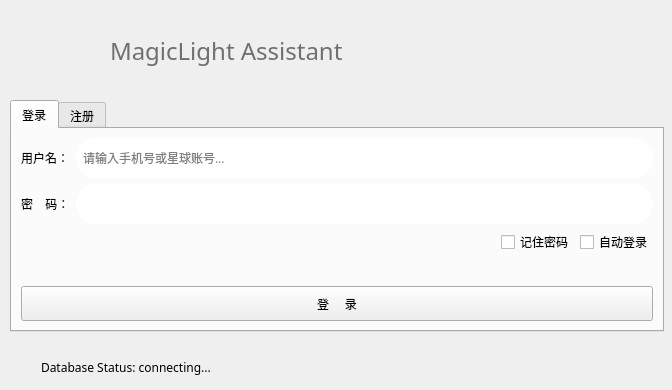
The window that formLogin.ui (csthenry/weplanet-desktop) describes before a commit, drawn with Qt 5.
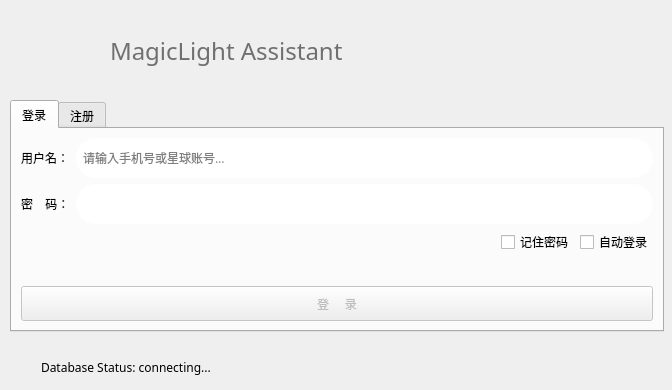
The same window after the commit. Icons and pictures are not drawn.

Patch:
```diff
--- a/formLogin.ui
+++ b/formLogin.ui
@@ -211,12 +211,18 @@
      </item>
      <item row="3" column="0" colspan="3">
       <widget class="QPushButton" name="btn_Login">
+       <property name="enabled">
+        <bool>false</bool>
+       </property>
        <property name="minimumSize">
         <size>
          <width>0</width>
          <height>35</height>
         </size>
        </property>
+       <property name="layoutDirection">
+        <enum>Qt::RightToLeft</enum>
+       </property>
        <property name="text">
         <string>登     录</string>
        </property>
```
Left out of the diff: 6 changed lines with no effect on the pictures.
